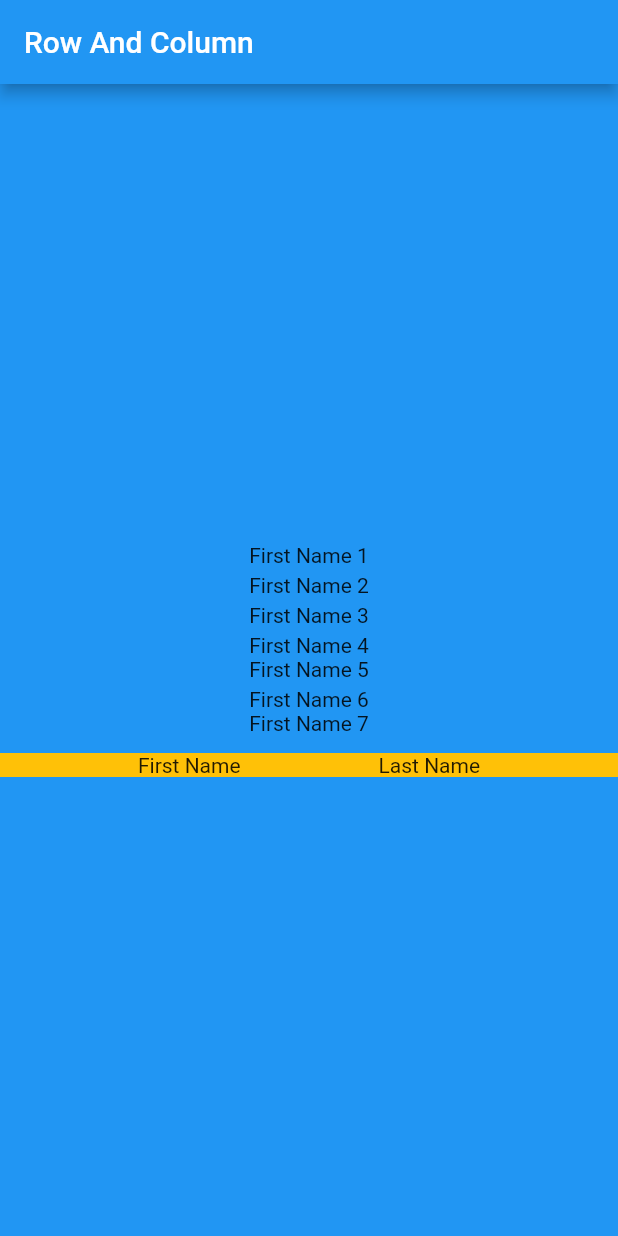
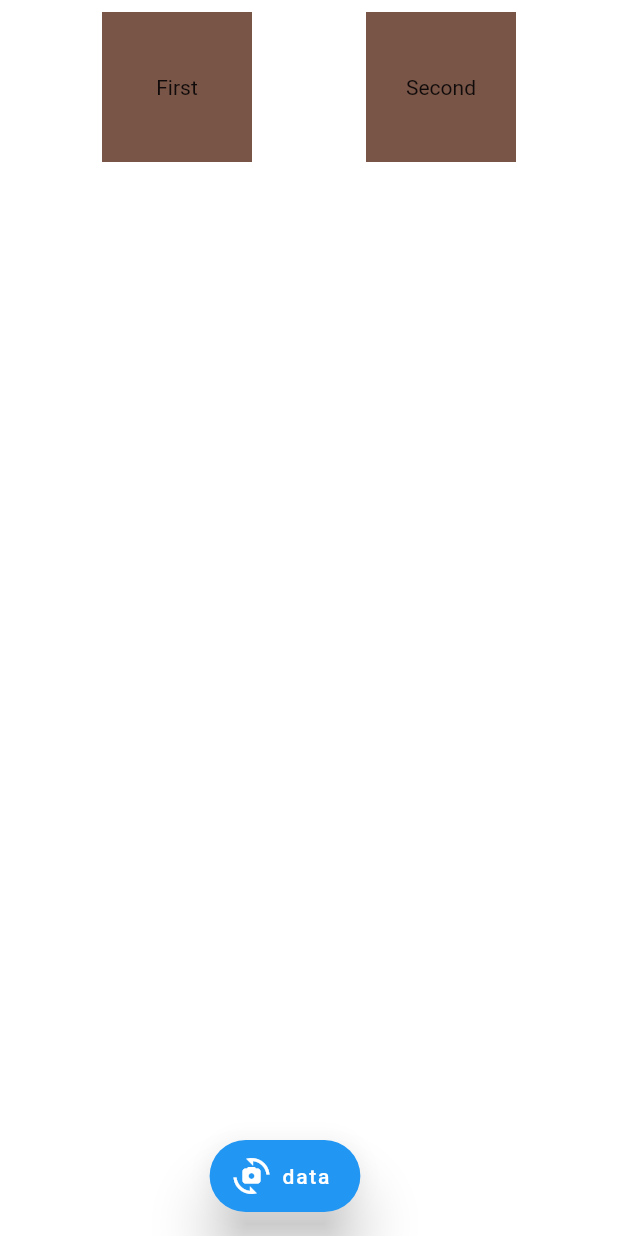
Before and after one commit to anilgsharma900/flutter_widgets, a Flutter app: the screen it shows after launch, on a phone screen of 412 x 824 dp. Run offline on Flutter 3.47's test engine with Material 2 defaults, Android fonts, the phone set to English and light mode, and no system bars.

Commit message:
UniqueKey() Where do use key in the Widget Tree

```diff
--- /dev/null
+++ b/lib/color_statefull_widget.dart
@@ -0,0 +1,31 @@
+import 'dart:math';
+
+import 'package:flutter/material.dart';
+
+class ColorWidget extends StatefulWidget {
+  const ColorWidget({Key? key, this.data}) : super(key: key);
+  final String? data;
+
+  @override
+  State<ColorWidget> createState() => _ColorWidgetState();
+}
+
+class _ColorWidgetState extends State<ColorWidget> {
+  Color? color;
+
+  @override
+  void initState() {
+    super.initState();
+    color = Colors.primaries[(Random().nextInt(Colors.primaries.length))];
+  }
+
+  @override
+  Widget build(BuildContext context) {
+    return Container(
+      height: 100,
+      width: 100,
+      color: color,
+      child: Center(child: Text(widget.data ?? "")),
+    );
+  }
+}
--- /dev/null
+++ b/lib/keys_demo.dart
@@ -0,0 +1,68 @@
+import 'package:flutter/material.dart';
+import 'package:flutter_widgets/color_statefull_widget.dart';
+
+class KeysDemo extends StatefulWidget {
+  const KeysDemo({Key? key}) : super(key: key);
+
+  @override
+  State<KeysDemo> createState() => _KeysDemoState();
+}
+
+class _KeysDemoState extends State<KeysDemo> {
+  List<Widget>? widgets;
+
+  @override
+  void initState() {
+    super.initState();
+    widgets = [
+      Padding(
+        // always use key in top widget in the tree
+        key: UniqueKey(),
+        padding: const EdgeInsets.all(8.0),
+        child: ColorWidget(
+          data: "First",
+        ),
+      ),
+      Padding(
+        key: UniqueKey(),
+        padding: const EdgeInsets.all(8.0),
+        child: ColorWidget(
+          data: "Second",
+        ),
+      )
+    ];
+  }
+
+  @override
+  Widget build(BuildContext context) {
+    return Scaffold(
+      backgroundColor: Colors.white,
+      body: SafeArea(
+        child: Container(
+          child: Row(
+            mainAxisAlignment: MainAxisAlignment.spaceEvenly,
+            children: widgets ?? [],
+          ),
+        ),
+      ),
+      floatingActionButton: Align(
+        alignment: Alignment.bottomCenter,
+        child: FloatingActionButton.extended(
+            hoverColor: Colors.redAccent,
+            elevation: 16.0,
+            clipBehavior: Clip.antiAliasWithSaveLayer,
+            onPressed: () {
+              swpap();
+            },
+            label: Text("data"),
+            icon: Icon(Icons.cameraswitch)),
+      ),
+    );
+  }
+
+  void swpap() {
+    setState(() {
+      widgets?.insert(1, widgets!.removeAt(0));
+    });
+  }
+}
--- a/lib/main.dart
+++ b/lib/main.dart
@@ -1,5 +1,5 @@
 import 'package:flutter/material.dart';
-import 'package:flutter_widgets/row_column_widget.dart';
+import 'package:flutter_widgets/keys_demo.dart';
 
 void main() {
   runApp(const MyApp());
@@ -12,7 +12,8 @@ class MyApp extends StatelessWidget {
   Widget build(BuildContext context) {
     return MaterialApp(
       debugShowCheckedModeBanner: false,
-      home: RowColumnWidget(),
+      home: const KeysDemo(),
+      // home: const RowColumnWidget(),
     );
   }
 }
--- a/lib/row_column_widget.dart
+++ b/lib/row_column_widget.dart
@@ -64,7 +64,7 @@ class _RowColumnWidgetState extends State<RowColumnWidget> {
       ),
       onWillPop: () async {
         if (doubleClickToExit) {
-          MethodChannel("flutter_widget/taskToBack").invokeMethod("taskToBackground");
+          await MethodChannel("flutter_widget/taskToBack").invokeMethod("taskToBackground");
           return false;
         }
         doubleClickToExit = true;
```
Also changed, not shown: 2 other files.
